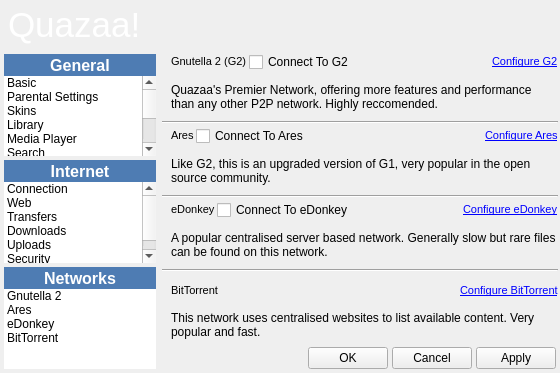
c3c/quazaa, file UI/dialogsettings.ui: the form before one commit.
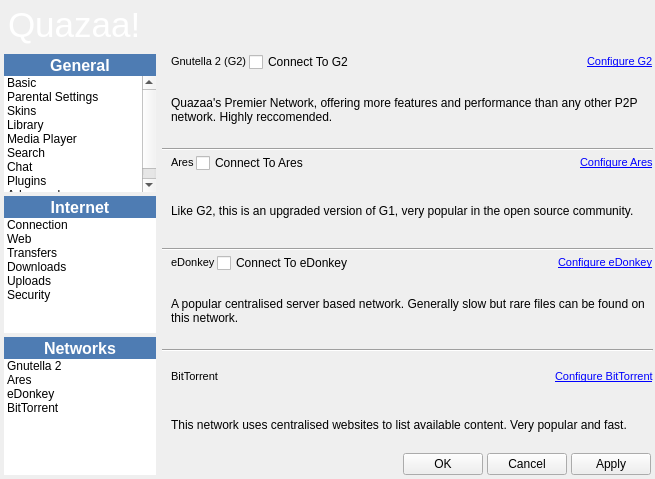
The form after the commit. The open tabs and pages were chosen to show the change. Icons and pictures are not drawn.

```diff
--- a/UI/dialogsettings.ui
+++ b/UI/dialogsettings.ui
@@ -9,8 +9,8 @@
    <rect>
     <x>0</x>
     <y>0</y>
-    <width>560</width>
-    <height>373</height>
+    <width>655</width>
+    <height>479</height>
    </rect>
   </property>
   <property name="sizePolicy">
@@ -21,13 +21,7 @@
   </property>
   <property name="minimumSize">
    <size>
-    <width>560</width>
-    <height>373</height>
-   </size>
-  </property>
-  <property name="maximumSize">
-   <size>
-    <width>560</width>
+    <width>655</width>
     <height>373</height>
    </size>
   </property>
@@ -138,7 +132,7 @@
         <x>0</x>
         <y>0</y>
         <width>160</width>
-        <height>323</height>
+        <height>429</height>
        </rect>
       </property>
       <layout class="QGridLayout" name="gridLayout_39">
```
Left out of the diff: 48 changed lines with no effect on the pictures.
